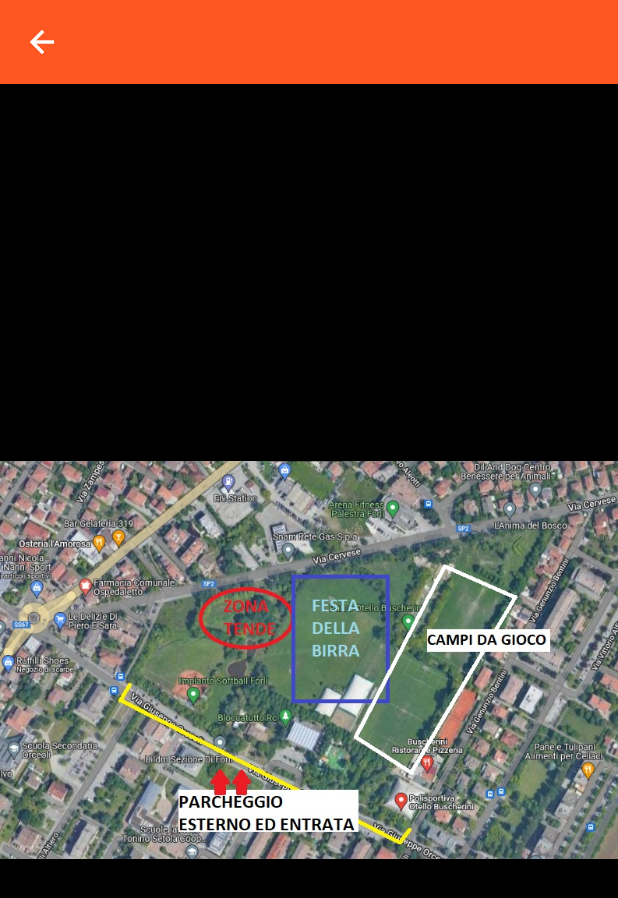
After one commit to messo96/TTS2022, a Flutter app: the screen it shows after launch, after a tap on "Piantina Torneo", on a phone screen of 412 x 824 dp. The commit adds this screen. Shown: the top 898 px of the screen. Run offline on Flutter 3.47's test engine with Material 2 defaults, Android fonts, the light colour scheme and no system bars; drawn by our look-alikes of photo_view; our stand-ins replace dio; missing offline and left inert: maps_launcher, webviewx; network calls fail.

Commit message:
implemented piantina button and start to implement calendario

```diff
--- /dev/null
+++ b/lib/Piantina.dart
@@ -0,0 +1,50 @@
+import 'dart:io';
+import 'package:flutter/material.dart';
+import 'package:photo_view/photo_view.dart';
+
+class Piantina extends StatefulWidget {
+  const Piantina({Key? key}) : super(key: key);
+
+  @override
+  State<Piantina> createState() => PiantinaState();
+}
+
+class PiantinaState extends State<Piantina> {
+  @override
+  Widget build(BuildContext context) {
+    return Scaffold(
+        appBar: AppBar(
+          actions: [],
+          automaticallyImplyLeading: true,
+        ),
+        body: PhotoView(
+          imageProvider: const AssetImage("assets/images/piantina.jpeg"),
+        ));
+  }
+}
+
+/*Row(children: [
+          Table(defaultColumnWidth: FixedColumnWidth(60.0), children: [
+            TableRow(children: [
+              Column(children: [
+                Text('Website', style: TextStyle(fontSize: 20.0))
+              ]),
+              Column(children: [
+                Text('Tutorial', style: TextStyle(fontSize: 20.0))
+              ]),
+              Column(
+                  children: [Text('Review', style: TextStyle(fontSize: 20.0))]),
+            ]),
+          ]),
+          Container(
+            width: 100,
+            height: 100,
+            child: const WebViewX(
+              width: 100,
+              height: 100,
+              initialContent:
+                  'https://docs.google.com/spreadsheets/d/1rRDBFN01TflG7F7GZXm3ufIRQ6RhJd6evhNjKiYmBbs/edit?usp=sharing',
+              initialSourceType: SourceType.url,
+            ),
+          )
+        ])*/
--- a/lib/main.dart
+++ b/lib/main.dart
@@ -1,3 +1,4 @@
+import 'package:TimeToShine/Piantina.dart';
 import 'package:flutter/material.dart';
 import 'package:maps_launcher/maps_launcher.dart';
 import 'package:url_launcher/url_launcher.dart';
@@ -161,14 +162,21 @@ class _MyHomePageState extends State<MyHomePage> {
                   mainAxisAlignment: MainAxisAlignment.spaceBetween,
                   children: [
                     OutlinedButton.icon(
-                      onPressed: () {},
+                      onPressed: () {
+                        Navigator.push(
+                            context,
+                            MaterialPageRoute(
+                              builder: (context) => const Piantina(),
+                            ));
+                      },
                       icon: const Icon(
-                        Icons.local_drink,
+                        Icons.map_sharp,
                         color: Colors.green,
                         size: 24.0,
-                        semanticLabel: 'Come partecipare al beer race',
+                        semanticLabel:
+                            'Mostra la piantina del luogo in cui si svolge il torneo',
                       ),
-                      label: const Text("BEER RACE"),
+                      label: const Text("Piantina Torneo"),
                     ),
                     OutlinedButton.icon(
                       onPressed: () {
@@ -176,7 +184,7 @@ class _MyHomePageState extends State<MyHomePage> {
                             'Polisportiva Buscherini Forlì');
                       },
                       icon: const Icon(
-                        Icons.map,
+                        Icons.location_on_sharp,
                         color: Colors.indigo,
                         size: 24.0,
                         semanticLabel: 'Indicazioni per arrivare al torneo',
--- a/pubspec.yaml
+++ b/pubspec.yaml
@@ -40,6 +40,8 @@ dependencies:
   flutter_launcher_icons: ^0.9.3
   easy_sidemenu: ^0.3.1
   webviewx: ^0.2.1
+  photo_view: ^0.14.0
+  dio: ^4.0.6
 
 flutter_icons:
   image_path: "assets/images/logo.png"
```
Also changed, not shown: lib/Torneo.dart (+57 -32 lines), assets/images/piantina.jpeg (added), pubspec.lock, 1 other file.
